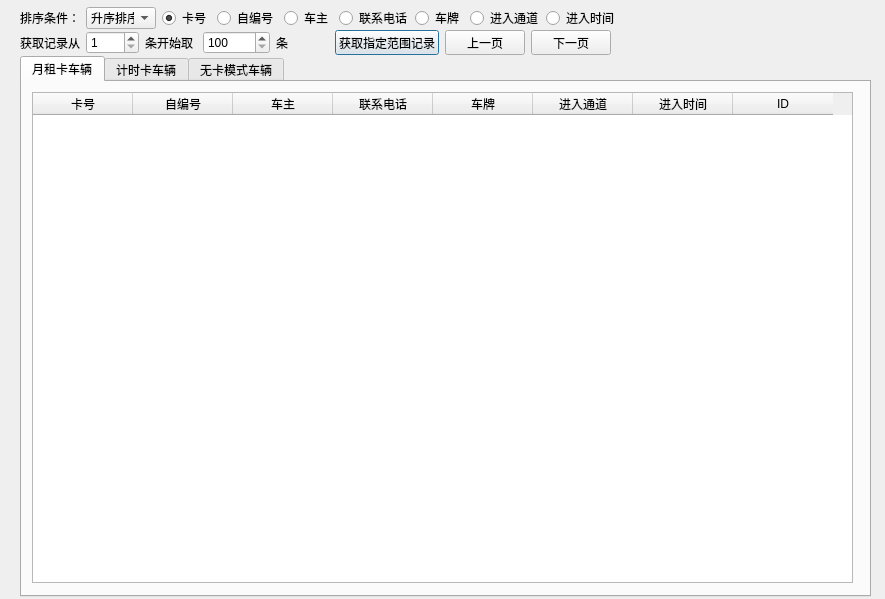
Before: the Qt Designer form Dialog/dlgstaying.ui in jjzhang166/ParkCode, drawn with Qt 5.
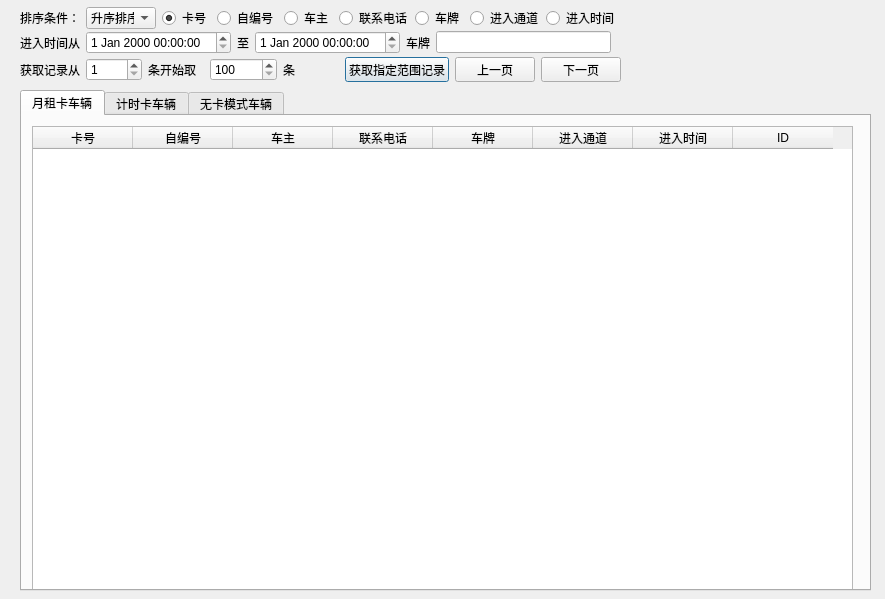
After: the same form once the commit is applied.

What changed in the file:
```diff
--- a/Dialog/dlgstaying.ui
+++ b/Dialog/dlgstaying.ui
@@ -17,9 +17,9 @@
    <property name="geometry">
     <rect>
      <x>20</x>
-     <y>56</y>
+     <y>90</y>
      <width>851</width>
-     <height>541</height>
+     <height>501</height>
     </rect>
    </property>
    <property name="contextMenuPolicy">
@@ -296,6 +296,48 @@
     </rect>
    </property>
    <layout class="QHBoxLayout" name="horizontalLayout_2">
+    <item>
+     <widget class="QLabel" name="label_5">
+      <property name="text">
+       <string>进入时间从</string>
+      </property>
+     </widget>
+    </item>
+    <item>
+     <widget class="QDateTimeEdit" name="dtStart"/>
+    </item>
+    <item>
+     <widget class="QLabel" name="label_6">
+      <property name="text">
+       <string>至</string>
+      </property>
+     </widget>
+    </item>
+    <item>
+     <widget class="QDateTimeEdit" name="dtEnd"/>
+    </item>
+    <item>
+     <widget class="QLabel" name="label_7">
+      <property name="text">
+       <string>车牌</string>
+      </property>
+     </widget>
+    </item>
+    <item>
+     <widget class="QLineEdit" name="edtPlate"/>
+    </item>
+   </layout>
+  </widget>
+  <widget class="QWidget" name="">
+   <property name="geometry">
+    <rect>
+     <x>20</x>
+     <y>57</y>
+     <width>601</width>
+     <height>25</height>
+    </rect>
+   </property>
+   <layout class="QHBoxLayout" name="horizontalLayout_3">
     <item>
      <widget class="QLabel" name="label_2">
       <property name="text">
```
